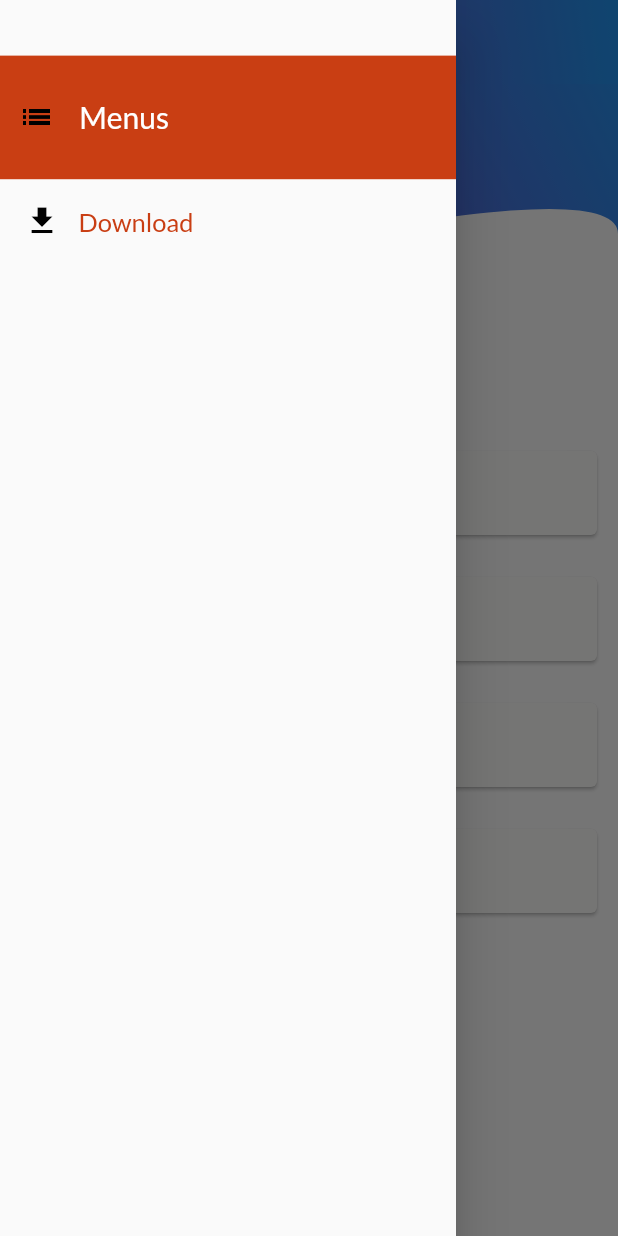
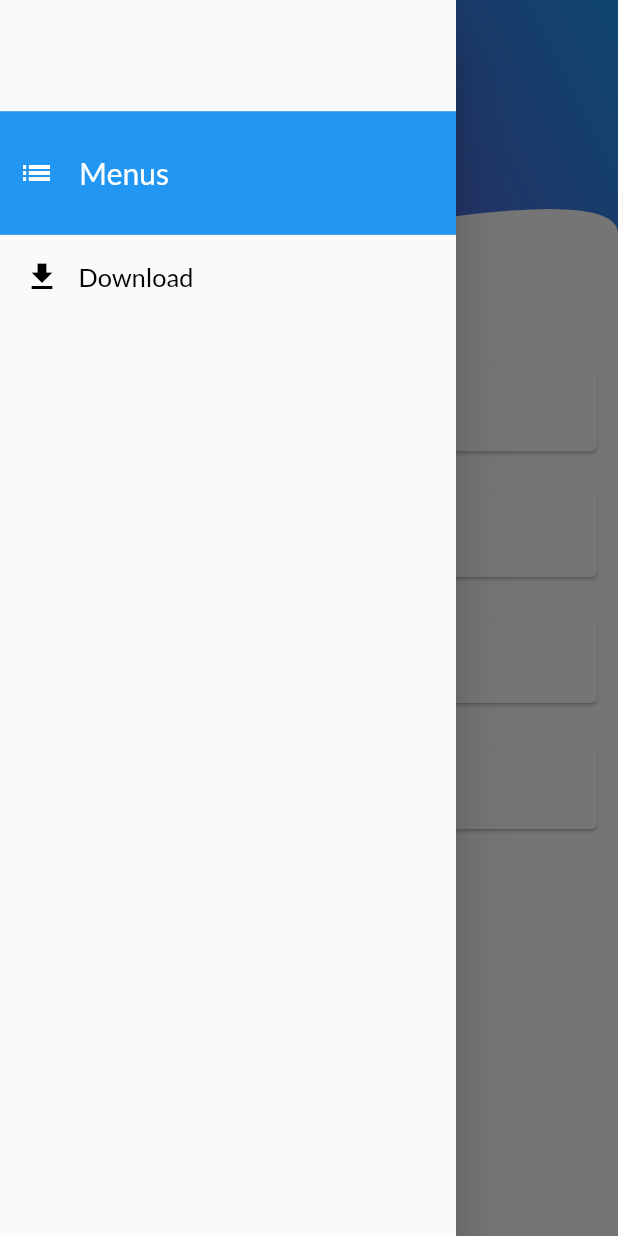
Before and after one commit to vegaKannur12/vstocknew, a Flutter app: the ScanType screen opened directly, with the side drawer open, on a phone screen of 412 x 824 dp. Run offline on Flutter 3.47's test engine with Material 2 defaults, Android fonts, the phone set to English and light mode, and no system bars; our stand-ins replace csv, device_info_plus, file_picker, flutter_spinkit, google_fonts, lottie and 3 more; missing offline and left inert: flutter_beep, qr_code_scanner; accounts and stored records are empty.

Commit message:
scantype.dart

```diff
--- a/lib/main.dart
+++ b/lib/main.dart
@@ -61,7 +61,7 @@ class _MyAppState extends State<MyApp> {
         ),
       ),
       debugShowCheckedModeBanner: false,
-      home: ScanType(),
+      home: SplashScreen(),
     );
   }
 
--- a/lib/screen/3_scan_type.dart
+++ b/lib/screen/3_scan_type.dart
@@ -37,38 +37,38 @@ class _ScanTypeState extends State<ScanType> {
     Size size = MediaQuery.of(context).size;
 
     return Scaffold(
-      extendBodyBehindAppBar: true,
-      appBar: AppBar(
-        elevation: 0,
-        //   leading: IconButton(
-        //     icon: Icon(
-        //       Icons.arrow_back,
-        //       color: ColorThemeComponent.color3,
-        //     ),
-        //     onPressed: () {
+      // extendBodyBehindAppBar: true,
+      // appBar: AppBar(
+      //   elevation: 0,
+      //   //   leading: IconButton(
+      //   //     icon: Icon(
+      //   //       Icons.arrow_back,
+      //   //       color: ColorThemeComponent.color3,
+      //   //     ),
+      //   //     onPressed: () {
 
-        //       Navigator.pop(context);
-        //     }),
-        title: Text(
-          "Select Scan Type",
-          style: GoogleFonts.aBeeZee(
-              textStyle: TextStyle(
-            fontSize: 20,
-            color: ColorThemeComponent.color3,
-          )),
-        ),
-        flexibleSpace: Container(
-          decoration: const BoxDecoration(
-            gradient: LinearGradient(
-              begin: Alignment.bottomLeft,
-              end: Alignment.topRight,
-              colors: <Color>[Colors.purple, Colors.blue],
-            ),
-          ),
-        ),
-        // backgroundColor: Color.fromARGB(255, 201, 62, 19),
-        // elevation: 0,
-      ),
+      //   //       Navigator.pop(context);
+      //   //     }),
+      //   title: Text(
+      //     "Select Scan Type",
+      //     style: GoogleFonts.aBeeZee(
+      //         textStyle: TextStyle(
+      //       fontSize: 20,
+      //       color: ColorThemeComponent.color3,
+      //     )),
+      //   ),
+      //   flexibleSpace: Container(
+      //     decoration: const BoxDecoration(
+      //       gradient: LinearGradient(
+      //         begin: Alignment.bottomLeft,
+      //         end: Alignment.topRight,
+      //         colors: <Color>[Colors.purple, Colors.blue],
+      //       ),
+      //     ),
+      //   ),
+      //   // backgroundColor: Color.fromARGB(255, 201, 62, 19),
+      //   // elevation: 0,
+      // ),
       drawer: Drawer(
         child: LayoutBuilder(
           builder: (context, constraints) {
@@ -77,12 +77,12 @@ class _ScanTypeState extends State<ScanType> {
               child: Column(
                 children: [
                   SizedBox(
-                    height: size.height * 0.045,
+                    height: size.height * 0.09,
                   ),
                   Container(
                     height: size.height * 0.1,
                     width: size.width * 1,
-                    color: ColorThemeComponent.newclr,
+                    color: ColorThemeComponent.gradclr2,
                     child: Row(
                       children: [
                         SizedBox(
@@ -91,7 +91,7 @@ class _ScanTypeState extends State<ScanType> {
                         ),
                         Icon(
                           Icons.list_outlined,
-                          color: ColorThemeComponent.color4,
+                          color: ColorThemeComponent.color3,
                         ),
                         SizedBox(width: size.width * 0.04),
                         Text(
@@ -115,7 +115,7 @@ class _ScanTypeState extends State<ScanType> {
                         Text(
                           "Download",
                           style: TextStyle(
-                              fontSize: 17, color: ColorThemeComponent.newclr),
+                              fontSize: 17, color: ColorThemeComponent.color4),
                         ),
                       ],
                     ),
```
